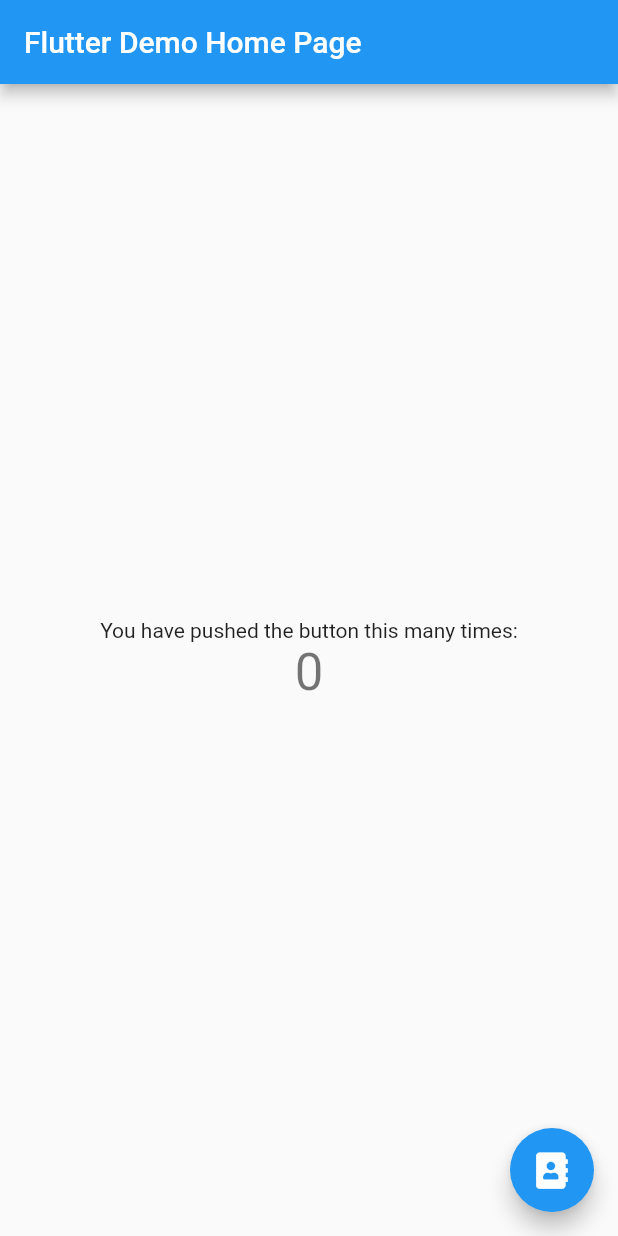
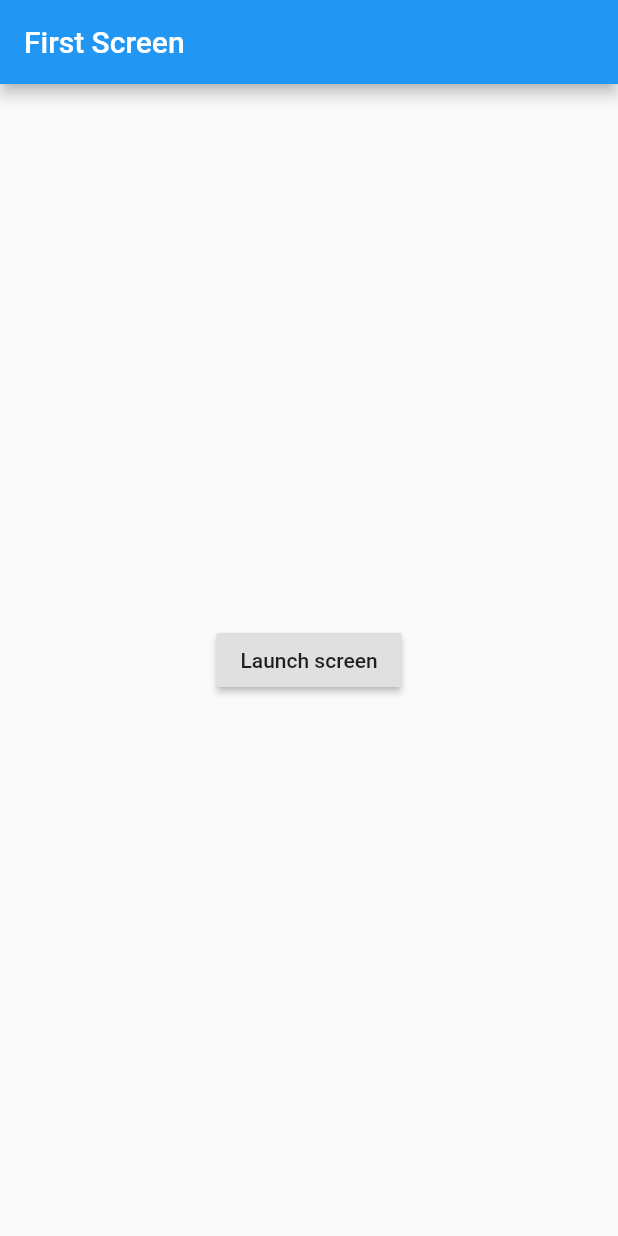
Before and after one commit to michsu0927/flutter-flutterapp, a Flutter app: the screen it shows after launch, on a phone screen of 412 x 824 dp. Run offline on Flutter 3.47's test engine with Material 2 defaults, Android fonts, the phone set to English and light mode, and no system bars.

```diff
--- a/flutter_app/lib/main.dart
+++ b/flutter_app/lib/main.dart
@@ -1,120 +1,62 @@
 import 'package:flutter/material.dart';
-import 'package:font_awesome_flutter/font_awesome_flutter.dart';
 
 void main() {
-  runApp(MyApp());
+  runApp(MaterialApp(
+    title: 'Named Routes Demo',
+    // Start the app with the "/" named route. In this case, the app starts
+    // on the FirstScreen widget.
+    initialRoute: '/',
+    routes: Config().route,
+  ));
 }
 
-class MyApp extends StatelessWidget {
-  // This widget is the root of your application.
+class Config<map>{
+  var _route={
+    // When navigating to the "/" route, build the FirstScreen widget.
+    '/': (context) => FirstScreen(),
+    // When navigating to the "/second" route, build the SecondScreen widget.
+    '/second': (context) => SecondScreen(),
+  };
+  MyRoute();
+  Map get route => this._route;
+}
+class FirstScreen extends StatelessWidget {
   @override
   Widget build(BuildContext context) {
-    return MaterialApp(
-      title: 'Flutter Demo',
-      theme: ThemeData(
-        // This is the theme of your application.
-        //
-        // Try running your application with "flutter run". You'll see the
-        // application has a blue toolbar. Then, without quitting the app, try
-        // changing the primarySwatch below to Colors.green and then invoke
-        // "hot reload" (press "r" in the console where you ran "flutter run",
-        // or simply save your changes to "hot reload" in a Flutter IDE).
-        // Notice that the counter didn't reset back to zero; the application
-        // is not restarted.
-        primarySwatch: Colors.blue,
-        // This makes the visual density adapt to the platform that you run
-        // the app on. For desktop platforms, the controls will be smaller and
-        // closer together (more dense) than on mobile platforms.
-        visualDensity: VisualDensity.adaptivePlatformDensity,
-
+    return Scaffold(
+      appBar: AppBar(
+        title: Text('First Screen'),
       ),
-      home: MyHomePage(title: 'Flutter Demo Home Page'),
+      body: Center(
+        child: RaisedButton(
+          child: Text('Launch screen'),
+          onPressed: () {
+            // Navigate to the second screen using a named route.
+            Navigator.pushNamed(context, '/second');
+          },
+        ),
+      ),
     );
   }
 }
 
-class MyHomePage extends StatefulWidget {
-  MyHomePage({Key key, this.title}) : super(key: key);
-
-  // This widget is the home page of your application. It is stateful, meaning
-  // that it has a State object (defined below) that contains fields that affect
-  // how it looks.
-
-  // This class is the configuration for the state. It holds the values (in this
-  // case the title) provided by the parent (in this case the App widget) and
-  // used by the build method of the State. Fields in a Widget subclass are
-  // always marked "final".
-
-  final String title;
-
-  @override
-  _MyHomePageState createState() => _MyHomePageState();
-}
-
-class _MyHomePageState extends State<MyHomePage> {
-  int _counter = 0;
-
-  void _incrementCounter() {
-    setState(() {
-      // This call to setState tells the Flutter framework that something has
-      // changed in this State, which causes it to rerun the build method below
-      // so that the display can reflect the updated values. If we changed
-      // _counter without calling setState(), then the build method would not be
-      // called again, and so nothing would appear to happen.
-      _counter++;
-    });
-  }
-
+class SecondScreen extends StatelessWidget {
   @override
   Widget build(BuildContext context) {
-    // This method is rerun every time setState is called, for instance as done
-    // by the _incrementCounter method above.
-    //
-    // The Flutter framework has been optimized to make rerunning build methods
-    // fast, so that you can just rebuild anything that needs updating rather
-    // than having to individually change instances of widgets.
     return Scaffold(
       appBar: AppBar(
-        // Here we take the value from the MyHomePage object that was created by
-        // the App.build method, and use it to set our appbar title.
-        title: Text(widget.title),
-        //backgroundColor: Colors.yellow,
+        title: Text("Second Screen"),
       ),
       body: Center(
-        // Center is a layout widget. It takes a single child and positions it
-        // in the middle of the parent.
-        child: Column(
-          // Column is also a layout widget. It takes a list of children and
-          // arranges them vertically. By default, it sizes itself to fit its
-          // children horizontally, and tries to be as tall as its parent.
-          //
-          // Invoke "debug painting" (press "p" in the console, choose the
-          // "Toggle Debug Paint" action from the Flutter Inspector in Android
-          // Studio, or the "Toggle Debug Paint" command in Visual Studio Code)
-          // to see the wireframe for each widget.
-          //
-          // Column has various properties to control how it sizes itself and
-          // how it positions its children. Here we use mainAxisAlignment to
-          // center the children vertically; the main axis here is the vertical
-          // axis because Columns are vertical (the cross axis would be
-          // horizontal).
-          mainAxisAlignment: MainAxisAlignment.center,
-          children: <Widget>[
-            Text(
-              'You have pushed the button this many times:',
-            ),
-            Text(
-              '$_counter',
-              style: Theme.of(context).textTheme.headline4,
-            ),
-          ],
+        child: RaisedButton(
+          onPressed: () {
+            // Navigate back to the first screen by popping the current route
+            // off the stack.
+            Navigator.pop(context);
+          },
+          child: Text('Go back!'),
         ),
       ),
-      floatingActionButton: FloatingActionButton(
-        onPressed: _incrementCounter,
-        tooltip: 'Increment',
-        child: Icon(FontAwesomeIcons.solidAddressBook),
-      ), // This trailing comma makes auto-formatting nicer for build methods.
     );
   }
 }
```
